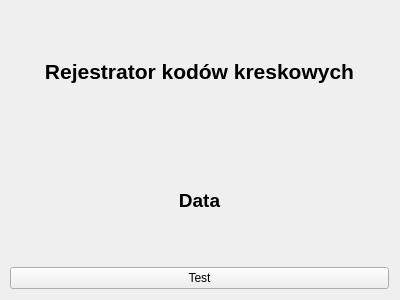
This is mainwindow.ui in twardakm/SILBET_Kody_kreskowe as Qt 5 draws it before an edit. The edited form follows.
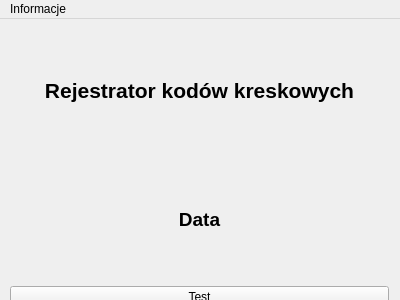
This is the edited form.

Commit message: About me and about qt

Diff of the .ui file:
```diff
--- a/mainwindow.ui
+++ b/mainwindow.ui
@@ -92,6 +92,35 @@
     </layout>
    </widget>
   </widget>
+  <widget class="QMenuBar" name="menuBar">
+   <property name="geometry">
+    <rect>
+     <x>0</x>
+     <y>0</y>
+     <width>400</width>
+     <height>21</height>
+    </rect>
+   </property>
+   <widget class="QMenu" name="menuInformacje">
+    <property name="title">
+     <string>Informacje</string>
+    </property>
+    <addaction name="actionO_autorze"/>
+    <addaction name="separator"/>
+    <addaction name="actionAbout_Qt"/>
+   </widget>
+   <addaction name="menuInformacje"/>
+  </widget>
+  <action name="actionO_autorze">
+   <property name="text">
+    <string>O autorze</string>
+   </property>
+  </action>
+  <action name="actionAbout_Qt">
+   <property name="text">
+    <string>About Qt</string>
+   </property>
+  </action>
  </widget>
  <layoutdefault spacing="6" margin="11"/>
  <resources/>
```
Left out of the diff: 2 changed lines with no effect on the pictures. The commit also changes 2 other files.
